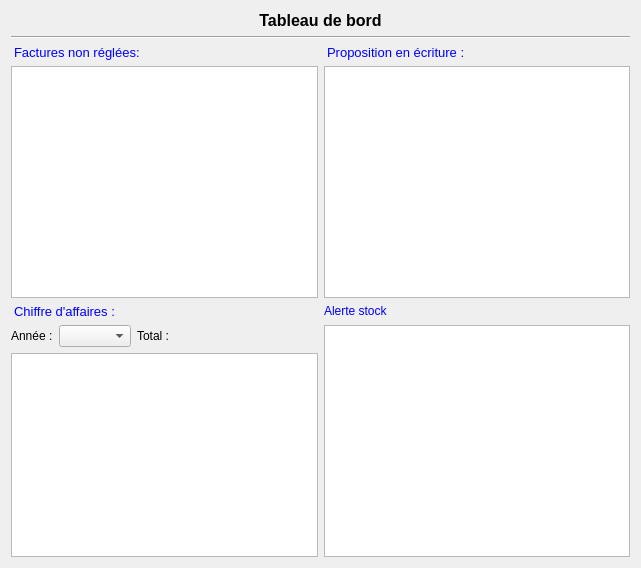
Qt form src/board.ui (cfdev/mcercle) before a commit.
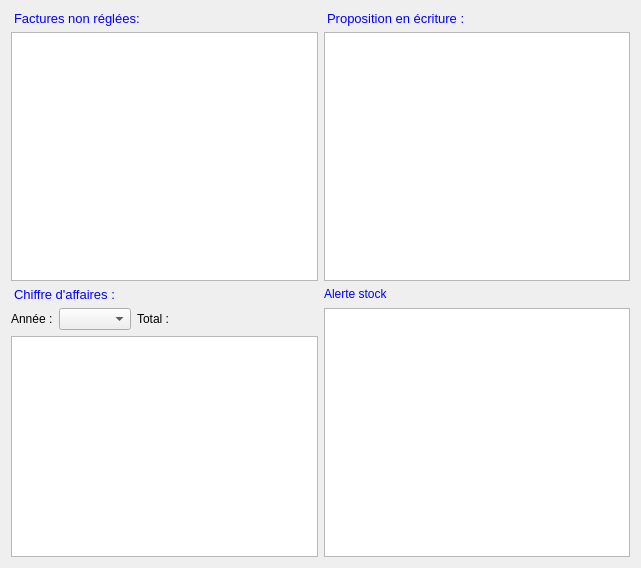
The same form after that commit. Icons and pictures are not drawn.

Commit message: Utilisation de la class ItemOfTable et suppression des titres pour maximizer la taille sur les petits écrans

```diff
--- a/src/board.ui
+++ b/src/board.ui
@@ -19,33 +19,6 @@
   <layout class="QHBoxLayout" name="horizontalLayout">
    <item>
     <layout class="QVBoxLayout" name="verticalLayout">
-     <item>
-      <widget class="QLabel" name="labeltitle">
-       <property name="font">
-        <font>
-         <pointsize>12</pointsize>
-         <weight>75</weight>
-         <bold>true</bold>
-        </font>
-       </property>
-       <property name="text">
-        <string>Tableau de bord</string>
-       </property>
-       <property name="alignment">
-        <set>Qt::AlignCenter</set>
-       </property>
-       <property name="margin">
-        <number>5</number>
-       </property>
-      </widget>
-     </item>
-     <item>
-      <widget class="Line" name="line">
-       <property name="orientation">
-        <enum>Qt::Horizontal</enum>
-       </property>
-      </widget>
-     </item>
      <item>
       <layout class="QGridLayout" name="gridLayout">
        <item row="3" column="0">
```
The commit also changes 13 other files.
